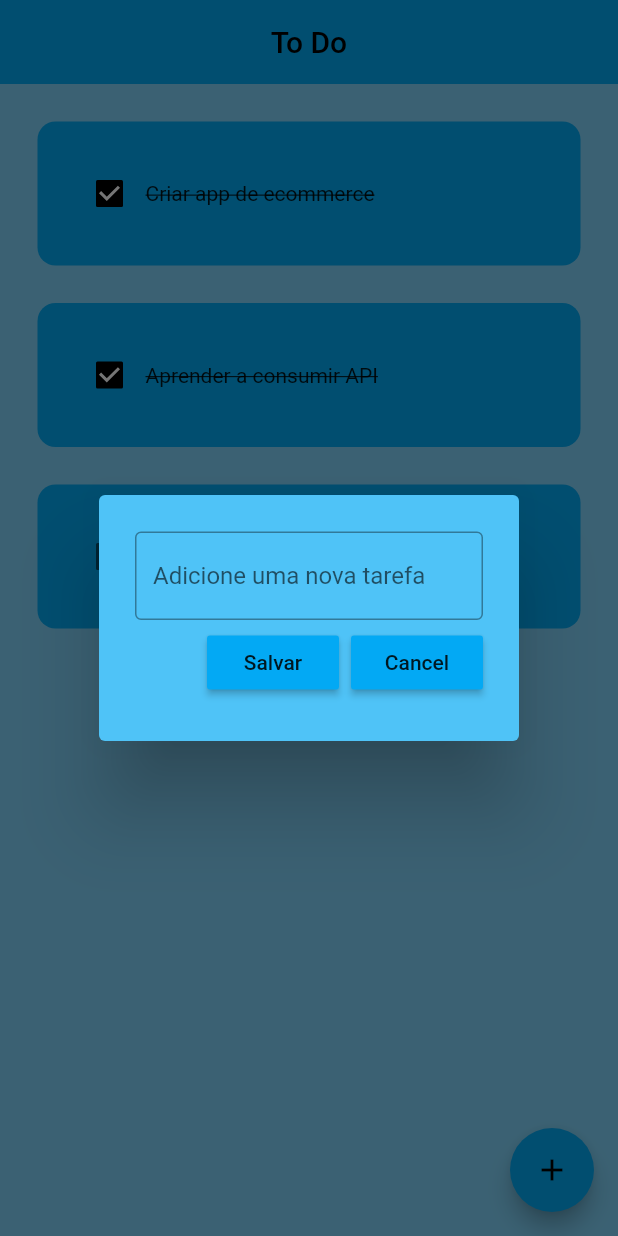
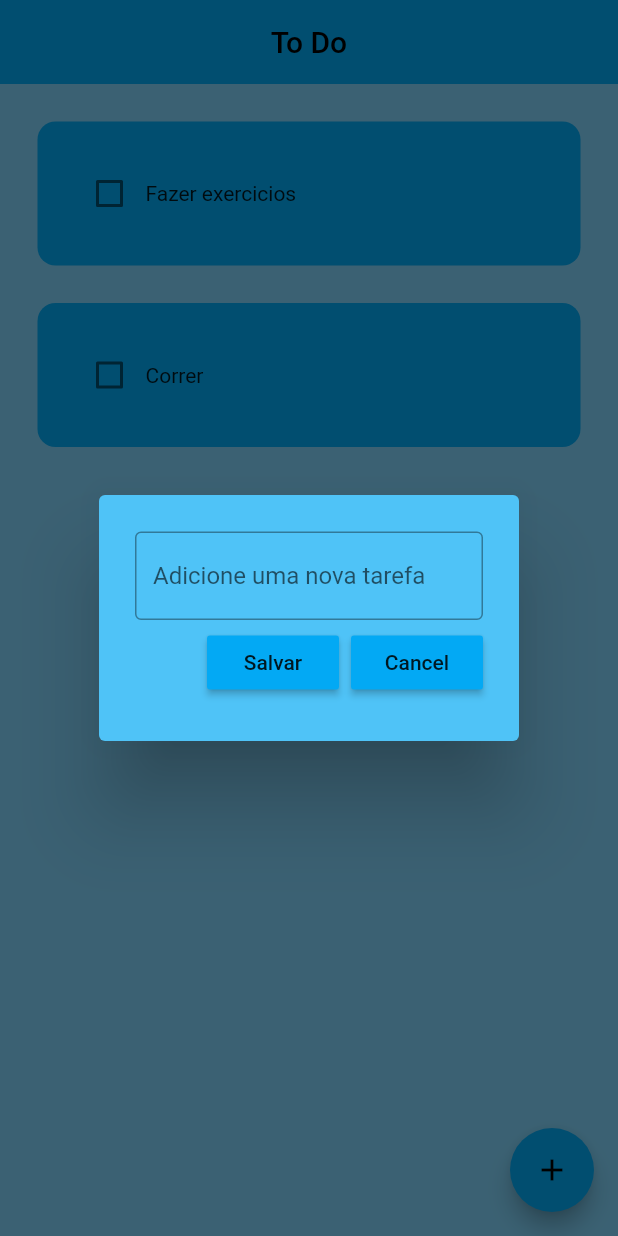
Before and after one commit to bmotadev/todoapp, a Flutter app: the screen it shows after launch, after a tap on the "add" icon, on a phone screen of 412 x 824 dp. Run offline on Flutter 3.47's test engine with Material 2 defaults, Android fonts, the phone set to English and light mode, and no system bars; drawn by our look-alikes of flutter_slidable; our stand-ins replace hive_flutter; accounts and stored records are empty.

Commit message:
:sparkles: feat: Local Storage com Hive - Ao iniciar o App começa com tarefas padrão - Ao deletar, adicionar ou alterar o app altera o banco de dados local - Se ja possuir dados, o padrão não é carregado

```diff
--- /dev/null
+++ b/lib/data/database.dart
@@ -0,0 +1,26 @@
+import 'package:hive_flutter/hive_flutter.dart';
+
+class ToDoDataBase {
+  List toDoList = [];
+
+  // referencia a box
+  final _myBox = Hive.box('mybox');
+
+  // executa este metodo sempre que abrir o app pela primeira vez
+  void createInitialData() {
+    toDoList = [
+      ["Fazer exercicios", false],
+      ["Correr", false]
+    ];
+  }
+
+  // carregar os dados do banco de dados
+  void loadData() {
+    toDoList = _myBox.get("TODOLIST");
+  }
+
+  // atualizar o banco de dados
+  void updateDataBase() {
+    _myBox.put("TODOLIST", toDoList);
+  }
+}
--- a/lib/main.dart
+++ b/lib/main.dart
@@ -1,8 +1,15 @@
 import 'package:flutter/material.dart';
+import 'package:hive_flutter/hive_flutter.dart';
 
 import 'pages/home_page.dart';
 
-void main() {
+void main() async {
+  // init the hive
+  await Hive.initFlutter();
+
+  // open a box
+  var box = await Hive.openBox('mybox');
+
   runApp(const MyApp());
 }
 
--- a/lib/pages/home_page.dart
+++ b/lib/pages/home_page.dart
@@ -1,4 +1,6 @@
 import 'package:flutter/material.dart';
+import 'package:hive_flutter/hive_flutter.dart';
+import 'package:todoapp/data/database.dart';
 import 'package:todoapp/util/dialog_box.dart';
 
 import '../util/todo_tile.dart';
@@ -11,31 +13,43 @@ class HomePage extends StatefulWidget {
 }
 
 class _HomePageState extends State<HomePage> {
+  // referencia a hive box
+  final _myBox = Hive.box('mybox');
+  ToDoDataBase db = ToDoDataBase();
+
+  @override
+  void initState() {
+    // se for a primeira vez abrindo o app, é criado dados padrões
+    if (_myBox.get("TODOLIST") == null) {
+      db.createInitialData();
+    } else {
+      // se ja tiver dados existentes
+      db.loadData();
+    }
+
+    super.initState();
+  }
+
   // texto controller
   final _controller = TextEditingController();
-
-  // lista de tarefas pra fazer
-  List todoList = [
-    ["Criar app de ecommerce", true],
-    ["Aprender a consumir API", true],
-    ["Exercicios fisicos", false]
-  ];
 
   // checkbox foi marcada
   void checkBoxChanged(bool? value, int index) {
     setState(() {
-      todoList[index][1] = !todoList[index][1];
+      db.toDoList[index][1] = !db.toDoList[index][1];
     });
+    db.updateDataBase();
   }
 
   // metodo para salver uma nova tarefa
   void saveNewTask() {
     setState(() {
-      todoList.add([_controller.text, false]);
+      db.toDoList.add([_controller.text, false]);
       _controller.clear();
     });
     //fecha a caixa de dialogo
     Navigator.of(context).pop();
+    db.updateDataBase();
   }
 
   // criar uma nova tarefa
@@ -55,8 +69,9 @@ class _HomePageState extends State<HomePage> {
   // apagar tarefa
   void deleteTask(int index) {
     setState(() {
-      todoList.removeAt(index);
+      db.toDoList.removeAt(index);
     });
+    db.updateDataBase();
   }
 
   @override
@@ -74,11 +89,11 @@ class _HomePageState extends State<HomePage> {
         child: Icon(Icons.add),
       ),
       body: ListView.builder(
-        itemCount: todoList.length,
+        itemCount: db.toDoList.length,
         itemBuilder: (context, index) {
           return TodoTile(
-            taskName: todoList[index][0],
-            taskCompleted: todoList[index][1],
+            taskName: db.toDoList[index][0],
+            taskCompleted: db.toDoList[index][1],
             onChanged: (value) => checkBoxChanged(value, index),
             deleteFunction: (context) => deleteTask(index),
           );
--- a/pubspec.yaml
+++ b/pubspec.yaml
@@ -30,6 +30,9 @@ environment:
 dependencies:
   flutter:
     sdk: flutter
+  hive: ^2.2.3
+  hive_flutter: ^1.1.0
+
 
 
   # The following adds the Cupertino Icons font to your application.
@@ -40,6 +43,8 @@ dependencies:
 dev_dependencies:
   flutter_test:
     sdk: flutter
+  hive_generator: ^1.1.3
+  build_runner: ^2.1.11
 
   # The "flutter_lints" package below contains a set of recommended lints to
   # encourage good coding practices. The lint set provided by the package is
```
Also changed, not shown: pubspec.lock.
